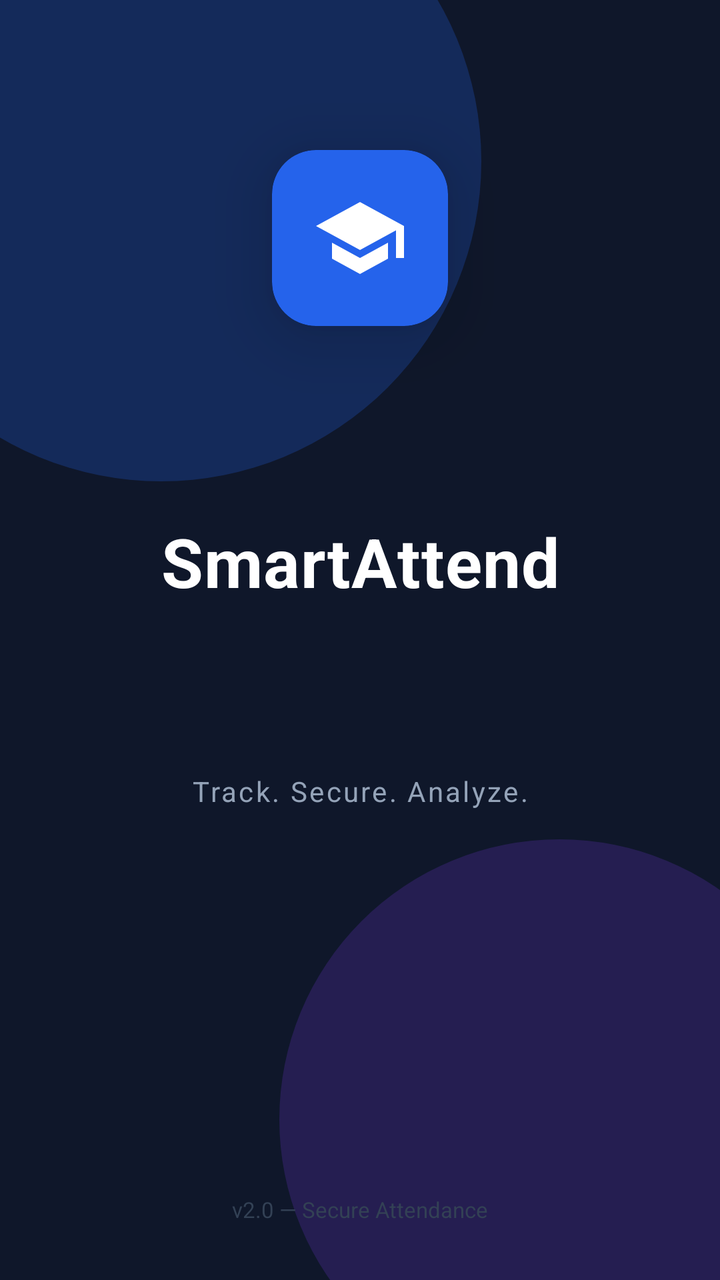
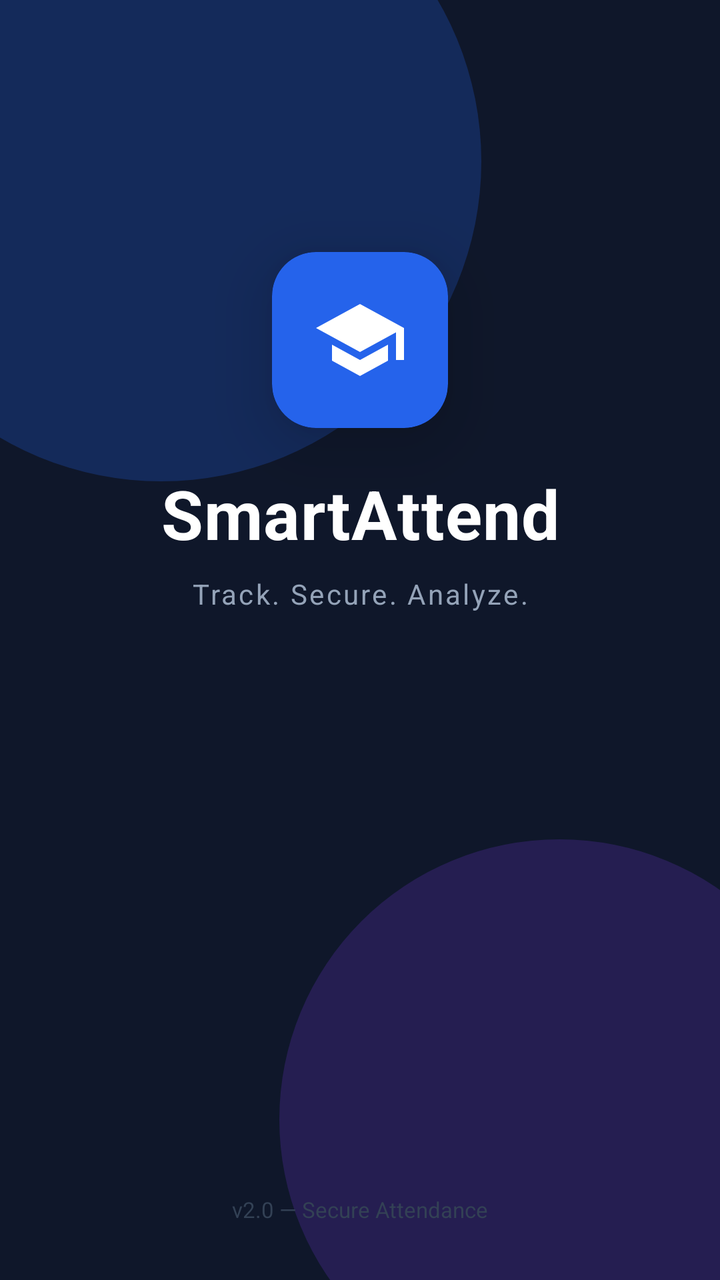

Two renders of the same Android screen: before a commit and after it. Below are the layout's source before the change and the commit's diff.
<!-- AndroidManifest.xml: activity theme Theme.SmartAttend.Splash -->
<!-- res/layout/activity_splash.xml -->
<?xml version="1.0" encoding="utf-8"?>
<androidx.constraintlayout.widget.ConstraintLayout
    xmlns:android="http://schemas.android.com/apk/res/android"
    xmlns:app="http://schemas.android.com/apk/res-auto"
    android:layout_width="match_parent"
    android:layout_height="match_parent"
    android:background="#0F172A">

    
    <View
        android:layout_width="320dp"
        android:layout_height="320dp"
        android:background="@drawable/circle_blue_glow"
        android:alpha="0.25"
        app:layout_constraintTop_toTopOf="parent"
        app:layout_constraintStart_toStartOf="parent"
        android:layout_marginStart="-80dp"
        android:layout_marginTop="-80dp" />

    
    <View
        android:layout_width="280dp"
        android:layout_height="280dp"
        android:background="@drawable/circle_violet_glow"
        android:alpha="0.2"
        app:layout_constraintBottom_toBottomOf="parent"
        app:layout_constraintEnd_toEndOf="parent"
        android:layout_marginEnd="-60dp"
        android:layout_marginBottom="-60dp" />

    
    <androidx.cardview.widget.CardView
        android:id="@+id/cardLogo"
        android:layout_width="88dp"
        android:layout_height="88dp"
        app:cardCornerRadius="22dp"
        app:cardElevation="20dp"
        app:cardBackgroundColor="#2563EB"
        app:layout_constraintTop_toTopOf="parent"
        app:layout_constraintBottom_toTopOf="@+id/tvAppName"
        app:layout_constraintStart_toStartOf="parent"
        app:layout_constraintEnd_toEndOf="parent"
        app:layout_constraintVerticalChainStyle="packed"
        app:layout_constraintVerticalBias="0.42"
        android:layout_marginBottom="20dp">

        <ImageView
            android:layout_width="match_parent"
            android:layout_height="match_parent"
            android:src="@drawable/ic_graduation_cap"
            android:tint="@android:color/white"
            android:padding="20dp"
            android:scaleType="fitCenter" />

    </androidx.cardview.widget.CardView>

    
    <TextView
        android:id="@+id/tvAppName"
        android:layout_width="wrap_content"
        android:layout_height="wrap_content"
        android:text="SmartAttend"
        android:textSize="34sp"
        android:textStyle="bold"
        android:textColor="@android:color/white"
        android:letterSpacing="0.01"
        app:layout_constraintTop_toBottomOf="@id/cardLogo"
        app:layout_constraintBottom_toTopOf="@+id/tvTagline"
        app:layout_constraintStart_toStartOf="parent"
        app:layout_constraintEnd_toEndOf="parent"
        android:layout_marginBottom="8dp" />

    
    <TextView
        android:id="@+id/tvTagline"
        android:layout_width="wrap_content"
        android:layout_height="wrap_content"
        android:text="Track. Secure. Analyze."
        android:textSize="14sp"
        android:textColor="#94A3B8"
        android:letterSpacing="0.08"
        app:layout_constraintTop_toBottomOf="@id/tvAppName"
        app:layout_constraintBottom_toBottomOf="parent"
        app:layout_constraintStart_toStartOf="parent"
        app:layout_constraintEnd_toEndOf="parent"
        android:layout_marginBottom="160dp" />

    
    <ProgressBar
        android:id="@+id/progressSplash"
        android:layout_width="32dp"
        android:layout_height="32dp"
        android:indeterminateTint="#2563EB"
        app:layout_constraintBottom_toBottomOf="parent"
        app:layout_constraintStart_toStartOf="parent"
        app:layout_constraintEnd_toEndOf="parent"
        android:layout_marginBottom="80dp" />

    
    <TextView
        android:layout_width="wrap_content"
        android:layout_height="wrap_content"
        android:text="v2.0 — Secure Attendance"
        android:textSize="11sp"
        android:textColor="#334155"
        app:layout_constraintBottom_toBottomOf="parent"
        app:layout_constraintStart_toStartOf="parent"
        app:layout_constraintEnd_toEndOf="parent"
        android:layout_marginBottom="28dp" />

</androidx.constraintlayout.widget.ConstraintLayout>
<!-- resources referenced by this layout -->
<resources>
  <!-- drawable circle_blue_glow (drawable) -->
  <?xml version="1.0" encoding="utf-8"?>
  <shape xmlns:android="http://schemas.android.com/apk/res/android"
      android:shape="oval">
      <solid android:color="@color/brand_primary" />
  </shape>
  <!-- drawable circle_violet_glow (drawable) -->
  <?xml version="1.0" encoding="utf-8"?>
  <shape xmlns:android="http://schemas.android.com/apk/res/android"
      android:shape="oval">
      <solid android:color="@color/violet_600" />
  </shape>
  <!-- drawable ic_graduation_cap (drawable) -->
  <?xml version="1.0" encoding="utf-8"?>
  <vector xmlns:android="http://schemas.android.com/apk/res/android"
      android:width="24dp"
      android:height="24dp"
      android:viewportWidth="24"
      android:viewportHeight="24">
      <path
          android:fillColor="#FFFFFF"
          android:pathData="M12,3L1,9L12,15L21,10.09V17H23V9M5,13.18V17.18L12,21L19,17.18V13.18L12,17L5,13.18Z" />
  </vector>
  <style name="Theme.SmartAttend.Splash" parent="Theme.SmartAttend">
          <item name="android:statusBarColor">@color/slate_900</item>
          <item name="android:navigationBarColor">@color/slate_900</item>
          <item name="android:windowLightNavigationBar">false</item>
          <item name="android:windowFullscreen">true</item>
      </style>
  <color name="brand_primary">#2563EB</color>
  <color name="violet_600">#7C3AED</color>
  <color name="slate_900">#0F172A</color>
  <color name="brand_primary_dark">#1D4ED8</color>
  <color name="white">#FFFFFF</color>
  <color name="violet_700">#6D28D9</color>
  <color name="surface">#FFFFFF</color>
  <color name="surface_variant">#F8FAFC</color>
  <color name="gray_600">#4B5563</color>
  <color name="background">#F8FAFC</color>
  <color name="gray_900">#111827</color>
  <color name="red_600">#DC2626</color>
  <style name="TextAppearance.SmartAttend.Body1" parent="TextAppearance.MaterialComponents.Body1">
          <item name="android:textSize">14sp</item>
          <item name="android:textColor">@color/gray_700</item>
          <item name="android:lineSpacingMultiplier">1.4</item>
      </style>
  <style name="TextAppearance.SmartAttend.Body2" parent="TextAppearance.MaterialComponents.Body2">
          <item name="android:textSize">12sp</item>
          <item name="android:textColor">@color/gray_500</item>
          <item name="android:lineSpacingMultiplier">1.3</item>
      </style>
  <style name="TextAppearance.SmartAttend.Subtitle1" parent="TextAppearance.MaterialComponents.Subtitle1">
          <item name="android:textSize">15sp</item>
          <item name="android:textColor">@color/gray_800</item>
          <item name="fontWeight">600</item>
      </style>
  <style name="TextAppearance.SmartAttend.Subtitle2" parent="TextAppearance.MaterialComponents.Subtitle2">
          <item name="android:textSize">13sp</item>
          <item name="android:textColor">@color/gray_600</item>
      </style>
  <style name="TextAppearance.SmartAttend.Headline6" parent="TextAppearance.MaterialComponents.Headline6">
          <item name="android:fontFamily">sans-serif-medium</item>
          <item name="android:textSize">18sp</item>
          <item name="android:textColor">@color/gray_900</item>
          <item name="fontWeight">700</item>
      </style>
  <style name="Widget.SmartAttend.BottomNavigation" parent="Widget.MaterialComponents.BottomNavigationView">
          <item name="itemIconTint">@color/bottom_nav_color</item>
          <item name="itemTextColor">@color/bottom_nav_color</item>
          <item name="elevation">8dp</item>
      </style>
  <color name="gray_700">#374151</color>
  <color name="gray_500">#6B7280</color>
  <color name="gray_800">#1F2937</color>
  <color name="blue_700">#1D4ED8</color>
  <color name="divider">#E2E8F0</color>
  <!-- unchanged entries left out for length: 4 -->
</resources>

<!-- the commit's change to res/layout/activity_splash.xml (unified diff, before → after) -->
@@ -40,8 +40,8 @@
         app:layout_constraintBottom_toTopOf="@+id/tvAppName"
         app:layout_constraintStart_toStartOf="parent"
         app:layout_constraintEnd_toEndOf="parent"
-        app:layout_constraintVerticalChainStyle="packed"
-        app:layout_constraintVerticalBias="0.42"
+        app:layout_constraintVertical_chainStyle="packed"
+        app:layout_constraintVertical_bias="0.42"
         android:layout_marginBottom="20dp">
 
         <ImageView
